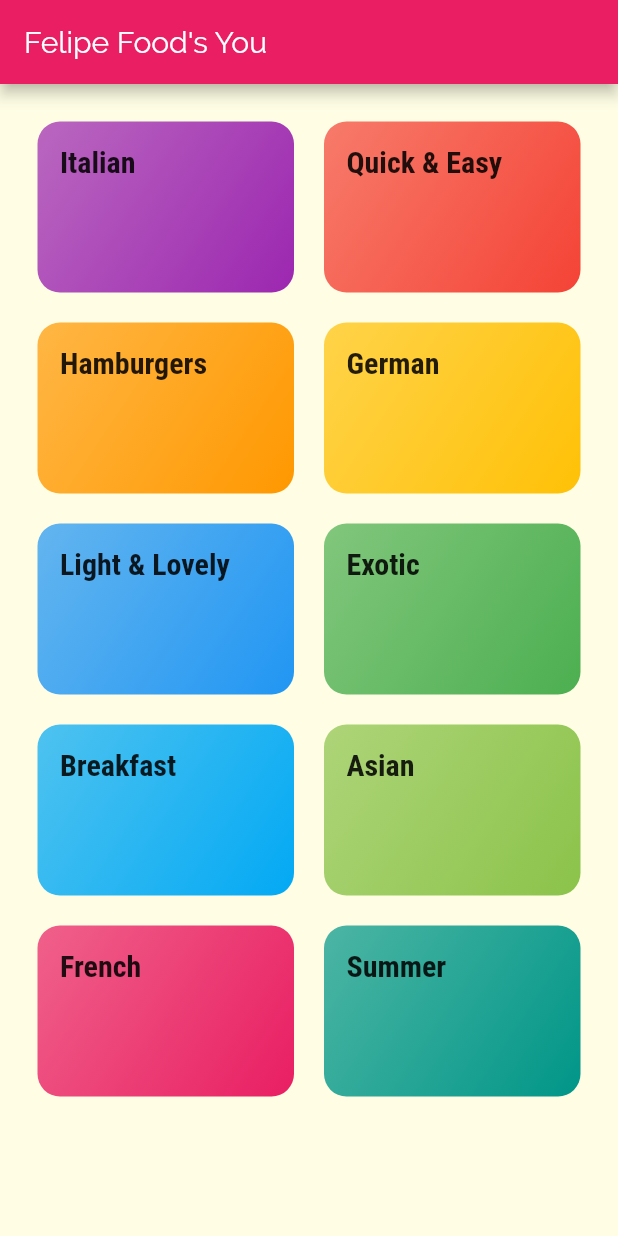
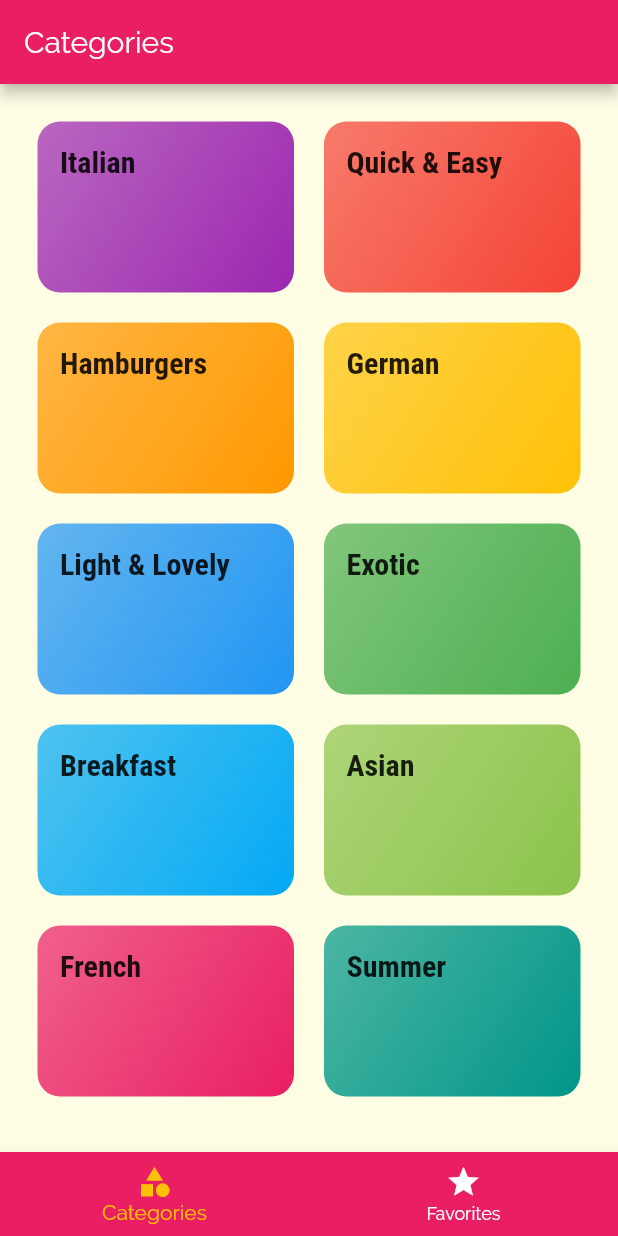
Before and after one commit to felipegabriel1942/curso-flutter-comidas-app, a Flutter app: the screen it shows after launch, on a phone screen of 412 x 824 dp. Run offline on Flutter 3.47's test engine with Material 2 defaults, Android fonts, the phone set to English and light mode, and no system bars.

Commit message:
Criação de tabs

```diff
--- a/lib/main.dart
+++ b/lib/main.dart
@@ -1,3 +1,4 @@
+import 'package:curso_flutter_food_app/screens/tabs_screen.dart';
 import 'package:flutter/material.dart';
 import './screens/categories_screen.dart';
 import './screens/category_meals_screen.dart';
@@ -22,7 +23,7 @@ class MyApp extends StatelessWidget {
               title: TextStyle(fontSize: 20, fontFamily: 'RobotoCondensed', fontWeight: FontWeight.bold))),
       initialRoute: '/',
       routes: {
-        '/': (ctx) => CategoriesScreen(),
+        '/': (ctx) => TabsScreen(),
         CategoryMealsScreen.routeName: (ctx) => CategoryMealsScreen(),
         MealDetailScreen.routeName: (ctx) => MealDetailScreen()
       },
--- a/lib/screens/categories_screen.dart
+++ b/lib/screens/categories_screen.dart
@@ -6,19 +6,17 @@ import '../dummy_data.dart';
 class CategoriesScreen extends StatelessWidget {
   @override
   Widget build(BuildContext context) {
-    return Scaffold(
-      appBar: AppBar(title: Text('Felipe Food\'s You')),
-      body: GridView(
+    return GridView(
       padding: const EdgeInsets.all(25),
       children: DUMMY_CATEGORIES
-            .map((catData) => CategoryItem(catData.id ,catData.title, catData.color))
+          .map((catData) =>
+              CategoryItem(catData.id, catData.title, catData.color))
           .toList(),
       gridDelegate: SliverGridDelegateWithMaxCrossAxisExtent(
           maxCrossAxisExtent: 200,
           childAspectRatio: 3 / 2,
           crossAxisSpacing: 20,
           mainAxisSpacing: 20),
-      ),
     );
   }
 }
--- /dev/null
+++ b/lib/screens/favorites_screen.dart
@@ -0,0 +1,8 @@
+import 'package:flutter/material.dart';
+
+class FavoritesScreen extends StatelessWidget {
+  @override
+  Widget build(BuildContext context) {
+    return Center(child: Text('data'),);
+  }
+}
--- /dev/null
+++ b/lib/screens/tabs_screen.dart
@@ -0,0 +1,51 @@
+import 'package:flutter/material.dart';
+import './categories_screen.dart';
+import './favorites_screen.dart';
+
+class TabsScreen extends StatefulWidget {
+  @override
+  _TabsScreenState createState() => _TabsScreenState();
+}
+
+class _TabsScreenState extends State<TabsScreen> {
+  final List<Map<String, Object>> _pages = [
+    {'page': CategoriesScreen(), 'title': 'Categories'},
+    {'page': FavoritesScreen(), 'title': 'Favorites'}
+  ];
+
+  int _selectedPageIndex = 0;
+
+  void _selectPage(int index) {
+    setState(() {
+      _selectedPageIndex = index;
+    });
+  }
+
+  @override
+  Widget build(BuildContext context) {
+    return Scaffold(
+      appBar: AppBar(
+        title: Text(_pages[_selectedPageIndex]['title']),
+      ),
+      body: _pages[_selectedPageIndex]['page'],
+      bottomNavigationBar: BottomNavigationBar(
+        onTap: _selectPage,
+        backgroundColor: Theme.of(context).primaryColor,
+        unselectedItemColor: Colors.white,
+        selectedItemColor: Theme.of(context).accentColor,
+        currentIndex: _selectedPageIndex,
+        type: BottomNavigationBarType.fixed,
+        items: [
+          BottomNavigationBarItem(
+              backgroundColor: Theme.of(context).primaryColor,
+              icon: Icon(Icons.category),
+              title: Text('Categories')),
+          BottomNavigationBarItem(
+              backgroundColor: Theme.of(context).primaryColor,
+              icon: Icon(Icons.star),
+              title: Text('Favorites'))
+        ],
+      ),
+    );
+  }
+}
```
Lines whose indentation alone changed are shown as unchanged.
